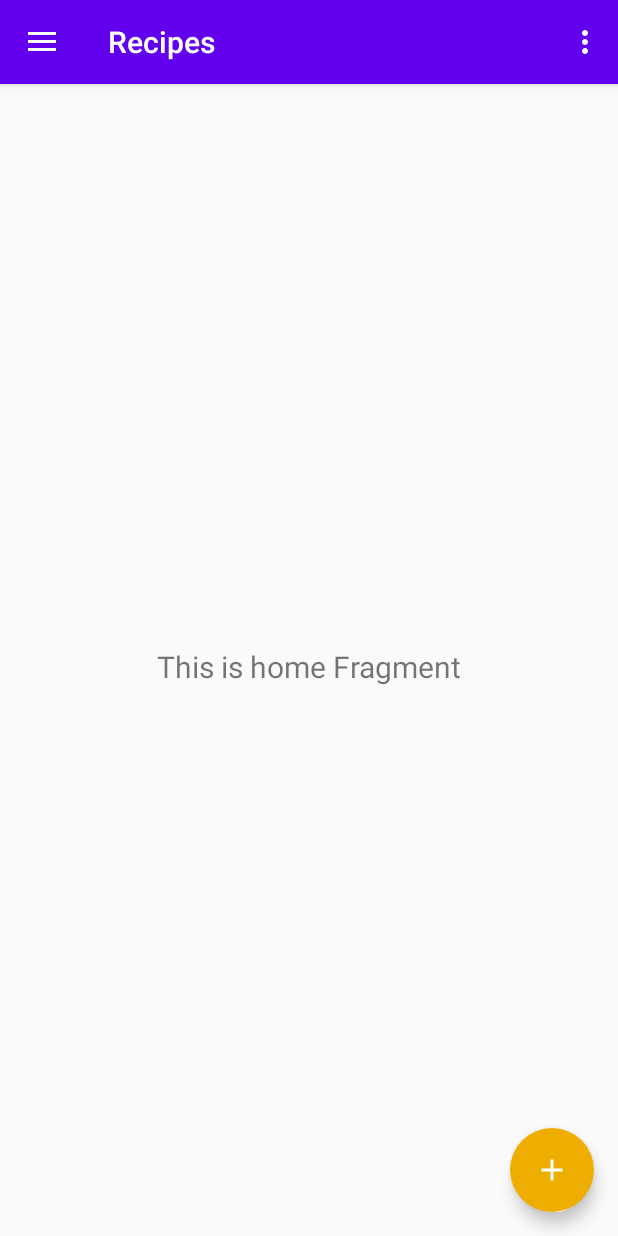
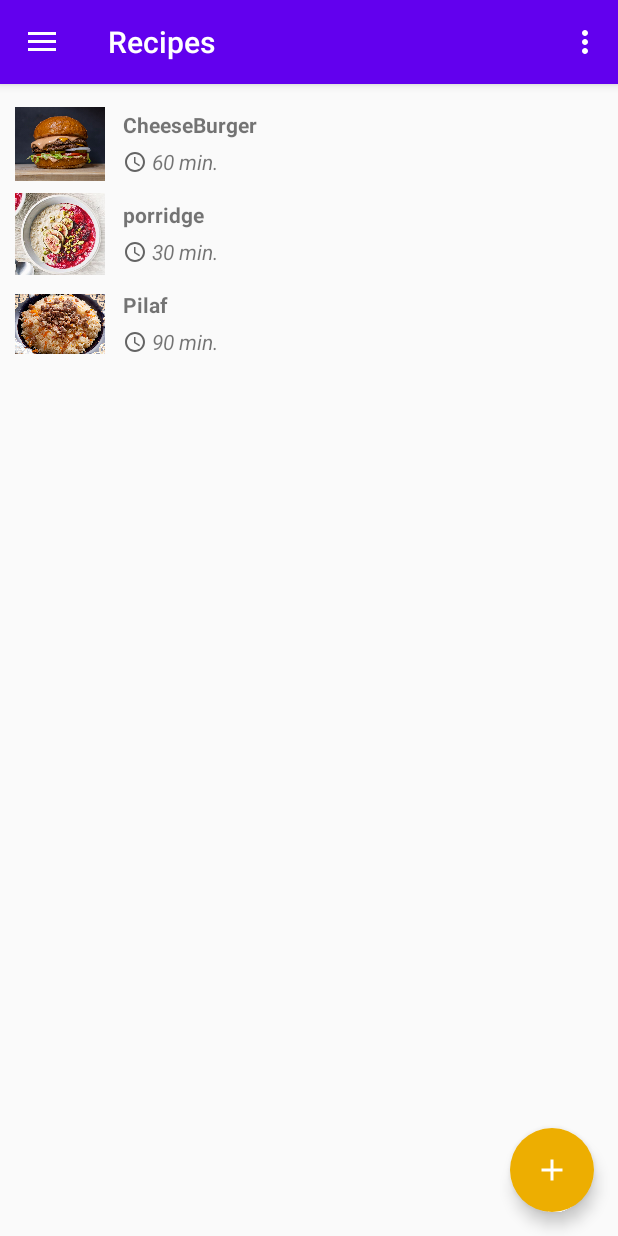
Before and after one commit to Alexei-K/CookingBook, an Android app: the screen it shows after launch (MainActivity), on a phone screen of 412 x 824 dp. Run offline under Robolectric (Android 15) with nearby library versions, the phone set to English and light mode, and no system bars; our stand-ins replace navigation-ui.

Commit message:
Recipe list added

```diff
--- /dev/null
+++ b/app/src/main/java/com/kolis/cookingbook/ui/recipes/RecipeModel.kt
@@ -0,0 +1,6 @@
+package com.kolis.cookingbook.ui.recipes
+
+data class RecipeModel(val title: String, val imagePath: String, val cookTime: Int) {
+
+
+}
--- a/app/src/main/java/com/kolis/cookingbook/ui/recipes/RecipesFragment.kt
+++ b/app/src/main/java/com/kolis/cookingbook/ui/recipes/RecipesFragment.kt
@@ -4,27 +4,46 @@ import android.os.Bundle
 import android.view.LayoutInflater
 import android.view.View
 import android.view.ViewGroup
-import android.widget.TextView
 import androidx.fragment.app.Fragment
 import androidx.lifecycle.Observer
 import androidx.lifecycle.ViewModelProviders
+import androidx.recyclerview.widget.LinearLayoutManager
 import com.kolis.cookingbook.R
+import com.kolis.cookingbook.ui.recipes.recipesList.RecipesListAdapter
+import kotlinx.android.synthetic.main.fragment_recipes.*
 
 class RecipesFragment : Fragment() {
 
     private lateinit var recipesViewModel: RecipesViewModel
+    private val listadapter: RecipesListAdapter = RecipesListAdapter()
+    private val sampleRecipeModel = listOf(
+        RecipeModel("CheeseBurger", R.drawable.burger_example.toString(), 60),
+        RecipeModel("porridge", R.drawable.porridge.toString(), 30),
+        RecipeModel("Pilaf", R.drawable.pilaf.toString(), 90)
+    )
 
     override fun onCreateView(
-        inflater: LayoutInflater,
-        container: ViewGroup?,
+        inflater: LayoutInflater, container: ViewGroup?,
         savedInstanceState: Bundle?
     ): View? {
         recipesViewModel = ViewModelProviders.of(this).get(RecipesViewModel::class.java)
         val root = inflater.inflate(R.layout.fragment_recipes, container, false)
-        val textView: TextView = root.findViewById(R.id.text_home)
         recipesViewModel.text.observe(viewLifecycleOwner, Observer {
-            textView.text = it
+
         })
+
         return root
     }
+
+    override fun onViewCreated(view: View, savedInstanceState: Bundle?) {
+        super.onViewCreated(view, savedInstanceState)
+        initRecycleView()
+    }
+
+    private fun initRecycleView() {
+        recipesRecycleView.layoutManager = LinearLayoutManager(context)
+        listadapter.recipeList = sampleRecipeModel
+        recipesRecycleView.adapter = listadapter
+
+    }
 }
--- /dev/null
+++ b/app/src/main/java/com/kolis/cookingbook/ui/recipes/recipesList/RecipesListAdapter.kt
@@ -0,0 +1,42 @@
+package com.kolis.cookingbook.ui.recipes.recipesList
+
+import android.view.LayoutInflater
+import android.view.View
+import android.view.ViewGroup
+import androidx.recyclerview.widget.RecyclerView
+import com.kolis.cookingbook.R
+import com.kolis.cookingbook.ui.recipes.RecipeModel
+import kotlinx.android.synthetic.main.recipe_item.view.*
+
+class RecipesListAdapter : RecyclerView.Adapter<RecipesListAdapter.RecipesViewHolder>() {
+
+
+    var recipeList = listOf<RecipeModel>()
+
+    override fun onCreateViewHolder(parent: ViewGroup, viewType: Int): RecipesViewHolder {
+        return RecipesViewHolder(
+            LayoutInflater.from(parent.context).inflate(R.layout.recipe_item, parent, false)
+        )
+
+    }
+
+    override fun onBindViewHolder(holder: RecipesViewHolder, position: Int) {
+        holder.bind(position)
+    }
+
+    override fun getItemCount(): Int {
+        return recipeList.size
+    }
+
+
+    inner class RecipesViewHolder(itemView: View) : RecyclerView.ViewHolder(itemView) {
+
+        fun bind(position: Int) {
+            itemView.recipeTitle.text = recipeList[position].title
+            //refactor after DB impl
+            itemView.recipeIcon.setImageDrawable(itemView.context.getDrawable(recipeList[position].imagePath.toInt()))
+            itemView.recipeTimeText.text =
+                itemView.context.getString(R.string.minutes, recipeList[position].cookTime)
+        }
+    }
+}
--- /dev/null
+++ b/app/src/main/res/drawable/ic_timer_24.xml
@@ -0,0 +1,13 @@
+<vector xmlns:android="http://schemas.android.com/apk/res/android"
+    android:width="24dp"
+    android:height="24dp"
+    android:viewportWidth="24"
+    android:viewportHeight="24"
+    android:tint="?attr/colorControlNormal">
+    <path
+        android:fillColor="@android:color/white"
+        android:pathData="M11.99,2C6.47,2 2,6.48 2,12s4.47,10 9.99,10C17.52,22 22,17.52 22,12S17.52,2 11.99,2zM12,20c-4.42,0 -8,-3.58 -8,-8s3.58,-8 8,-8 8,3.58 8,8 -3.58,8 -8,8z" />
+    <path
+        android:fillColor="@android:color/white"
+        android:pathData="M12.5,7H11v6l5.25,3.15 0.75,-1.23 -4.5,-2.67z" />
+</vector>
--- a/app/src/main/res/layout/fragment_recipes.xml
+++ b/app/src/main/res/layout/fragment_recipes.xml
@@ -6,17 +6,13 @@
     android:layout_height="match_parent"
     tools:context=".ui.recipes.RecipesFragment">
 
-    <TextView
-        android:id="@+id/text_home"
-        android:layout_width="match_parent"
-        android:layout_height="wrap_content"
-        android:layout_marginStart="8dp"
-        android:layout_marginTop="8dp"
-        android:layout_marginEnd="8dp"
-        android:textAlignment="center"
-        android:textSize="20sp"
-        app:layout_constraintBottom_toBottomOf="parent"
-        app:layout_constraintEnd_toEndOf="parent"
-        app:layout_constraintStart_toStartOf="parent"
-        app:layout_constraintTop_toTopOf="parent" />
+   <androidx.recyclerview.widget.RecyclerView
+       android:layout_margin="10dp"
+       android:id="@+id/recipesRecycleView"
+       android:layout_width="match_parent"
+       android:layout_height="wrap_content"
+       app:layout_constraintTop_toTopOf="parent"
+       tools:listitem="@layout/recipe_item" />
+
+
 </androidx.constraintlayout.widget.ConstraintLayout>
--- /dev/null
+++ b/app/src/main/res/layout/recipe_item.xml
@@ -0,0 +1,50 @@
+<?xml version="1.0" encoding="utf-8"?>
+<androidx.constraintlayout.widget.ConstraintLayout xmlns:android="http://schemas.android.com/apk/res/android"
+    xmlns:app="http://schemas.android.com/apk/res-auto"
+    android:layout_width="match_parent"
+    android:layout_height="wrap_content"
+    xmlns:tool="http://schemas.android.com/tools">
+
+    <ImageView
+        android:id="@+id/recipeIcon"
+        android:layout_width="60dp"
+        android:layout_height="60dp"
+        app:layout_constraintBottom_toBottomOf="parent"
+        app:layout_constraintStart_toStartOf="parent"
+        app:layout_constraintTop_toTopOf="parent"
+        tool:src="@drawable/burger_example" />
+
+    <TextView
+        android:layout_marginStart="12dp"
+        android:layout_marginTop="7dp"
+        android:id="@+id/recipeTitle"
+        android:layout_width="wrap_content"
+        android:layout_height="wrap_content"
+        android:textStyle="bold"
+        app:layout_constraintStart_toEndOf="@id/recipeIcon"
+        app:layout_constraintTop_toTopOf="parent"
+        tool:text="New York chef burger" />
+
+    <ImageView
+        android:id="@+id/recipeTimeIcon"
+        android:layout_width="16dp"
+        android:layout_height="16dp"
+        android:layout_marginStart="12dp"
+        android:layout_marginTop="7dp"
+        app:layout_constraintStart_toEndOf="@+id/recipeIcon"
+        app:layout_constraintTop_toBottomOf="@+id/recipeTitle"
+        android:src="@drawable/ic_timer_24" />
+
+    <TextView
+        android:layout_marginStart="3dp"
+        android:layout_marginBottom="1dp"
+        android:id="@+id/recipeTimeText"
+        android:layout_width="wrap_content"
+        android:layout_height="wrap_content"
+        android:textStyle="italic"
+        app:layout_constraintStart_toEndOf="@id/recipeTimeIcon"
+        app:layout_constraintTop_toTopOf="@+id/recipeTimeIcon"
+        app:layout_constraintBottom_toBottomOf="@+id/recipeTimeIcon"
+        tool:text="15 min" />
+
+</androidx.constraintlayout.widget.ConstraintLayout>
--- a/app/src/main/res/values/strings.xml
+++ b/app/src/main/res/values/strings.xml
@@ -10,4 +10,5 @@
     <string name="menu_recipes">Recipes</string>
     <string name="menu_gallery">Gallery</string>
     <string name="menu_slideshow">Slideshow</string>
+    <string name="minutes">%d min.</string>
 </resources>
```
Also changed, not shown: app/src/main/res/drawable/burger_example.jpg (added), app/src/main/res/drawable/pilaf.jpg (added), app/src/main/res/drawable/porridge.jpg (added), 1 other file.
